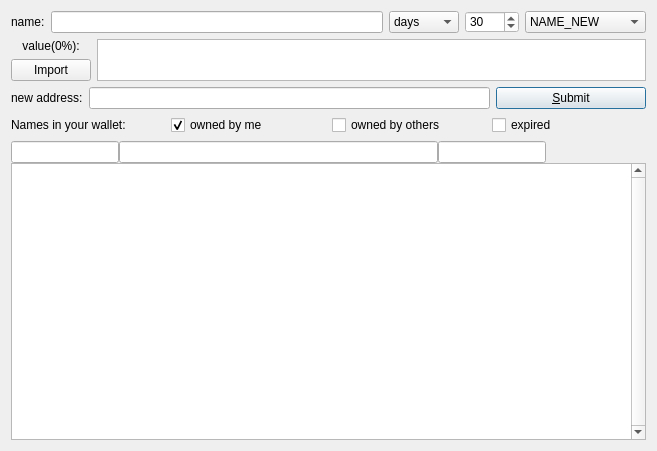
Old version of the form src/qt/forms/dnspage.ui in the repository duality-solutions/Dynamic.
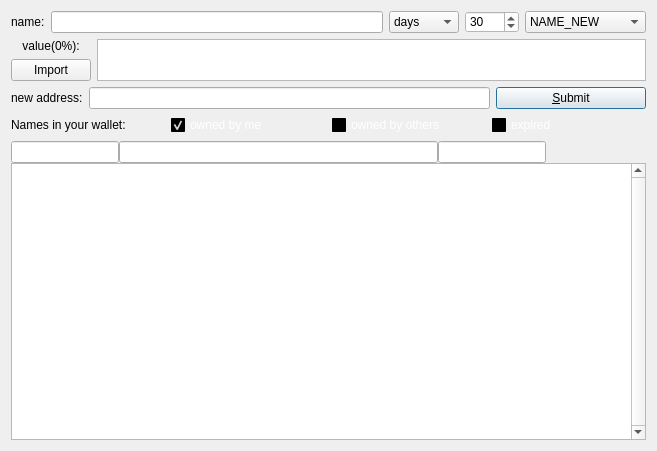
New version of the form. Icons and pictures are not drawn. Custom widgets are drawn as their Qt base class.

Patch:
```diff
--- a/src/qt/forms/dnspage.ui
+++ b/src/qt/forms/dnspage.ui
@@ -246,6 +246,421 @@
      </item>
      <item>
       <widget class="QCheckBox" name="cbMyNames">
+       <property name="palette">
+        <palette>
+         <active>
+          <colorrole role="WindowText">
+           <brush brushstyle="SolidPattern">
+            <color alpha="255">
+             <red>255</red>
+             <green>255</green>
+             <blue>255</blue>
+            </color>
+           </brush>
+          </colorrole>
+          <colorrole role="Button">
+           <brush brushstyle="SolidPattern">
+            <color alpha="255">
+             <red>0</red>
+             <green>0</green>
+             <blue>0</blue>
+            </color>
+           </brush>
+          </colorrole>
+          <colorrole role="Light">
+           <brush brushstyle="SolidPattern">
+            <color alpha="255">
+             <red>0</red>
+             <green>0</green>
+             <blue>0</blue>
+            </color>
+           </brush>
+          </colorrole>
+          <colorrole role="Midlight">
+           <brush brushstyle="SolidPattern">
+            <color alpha="255">
+             <red>0</red>
+             <green>0</green>
+             <blue>0</blue>
+            </color>
+           </brush>
+          </colorrole>
+          <colorrole role="Dark">
+           <brush brushstyle="SolidPattern">
+            <color alpha="255">
+             <red>0</red>
+             <green>0</green>
+             <blue>0</blue>
+            </color>
+           </brush>
+          </colorrole>
+          <colorrole role="Mid">
+           <brush brushstyle="SolidPattern">
+            <color alpha="255">
+             <red>0</red>
+             <green>0</green>
+             <blue>0</blue>
+            </color>
+           </brush>
+          </colorrole>
+          <colorrole role="Text">
+           <brush brushstyle="SolidPattern">
+            <color alpha="255">
+             <red>255</red>
+             <green>255</green>
+             <blue>255</blue>
+            </color>
+           </brush>
+          </colorrole>
+          <colorrole role="BrightText">
+           <brush brushstyle="SolidPattern">
+            <color alpha="255">
+             <red>255</red>
+             <green>255</green>
+             <blue>255</blue>
+            </color>
+           </brush>
+          </colorrole>
+          <colorrole role="ButtonText">
+           <brush brushstyle="SolidPattern">
+            <color alpha="255">
+             <red>255</red>
+             <green>255</green>
+             <blue>255</blue>
+            </color>
+           </brush>
+          </colorrole>
+          <colorrole role="Base">
+           <brush brushstyle="SolidPattern">
+            <color alpha="255">
+             <red>0</red>
+             <green>0</green>
+             <blue>0</blue>
+            </color>
+           </brush>
+          </colorrole>
+          <colorrole role="Window">
+           <brush brushstyle="SolidPattern">
+            <color alpha="255">
+             <red>0</red>
+             <green>0</green>
+             <blue>0</blue>
+            </color>
+           </brush>
+          </colorrole>
+          <colorrole role="Shadow">
+           <brush brushstyle="SolidPattern">
+            <color alpha="255">
+             <red>0</red>
+             <green>0</green>
+             <blue>0</blue>
+            </color>
+           </brush>
+          </colorrole>
+          <colorrole role="AlternateBase">
+           <brush brushstyle="SolidPattern">
+            <color alpha="255">
+             <red>0</red>
+             <green>0</green>
+             <blue>0</blue>
+            </color>
+           </brush>
+          </colorrole>
+          <colorrole role="ToolTipBase">
+           <brush brushstyle="SolidPattern">
+            <color alpha="255">
+             <red>255</red>
+             <green>255</green>
+             <blue>220</blue>
+            </color>
+           </brush>
+          </colorrole>
+          <colorrole role="ToolTipText">
+           <brush brushstyle="SolidPattern">
+            <color alpha="255">
+             <red>0</red>
+             <green>0</green>
+             <blue>0</blue>
+            </color>
+           </brush>
+          </colorrole>
+         </active>
+         <inactive>
+          <colorrole role="WindowText">
+           <brush brushstyle="SolidPattern">
+            <color alpha="255">
+             <red>255</red>
+             <green>255</green>
+             <blue>255</blue>
+            </color>
+           </brush>
+          </colorrole>
+          <colorrole role="Button">
+           <brush brushstyle="SolidPattern">
+            <color alpha="255">
+             <red>0</red>
+             <green>0</green>
+             <blue>0</blue>
+            </color>
+           </brush>
+          </colorrole>
+          <colorrole role="Light">
+           <brush brushstyle="SolidPattern">
+            <color alpha="255">
+             <red>0</red>
+             <green>0</green>
+             <blue>0</blue>
+            </color>
+           </brush>
+          </colorrole>
+          <colorrole role="Midlight">
+           <brush brushstyle="SolidPattern">
+            <color alpha="255">
+             <red>0</red>
+             <green>0</green>
+             <blue>0</blue>
+            </color>
+           </brush>
+          </colorrole>
+          <colorrole role="Dark">
+           <brush brushstyle="SolidPattern">
+            <color alpha="255">
+             <red>0</red>
+             <green>0</green>
+             <blue>0</blue>
+            </color>
+           </brush>
+          </colorrole>
+          <colorrole role="Mid">
+           <brush brushstyle="SolidPattern">
+            <color alpha="255">
+             <red>0</red>
+             <green>0</green>
+             <blue>0</blue>
+            </color>
+           </brush>
+          </colorrole>
+          <colorrole role="Text">
+           <brush brushstyle="SolidPattern">
+            <color alpha="255">
+             <red>255</red>
+             <green>255</green>
+             <blue>255</blue>
+            </color>
+           </brush>
+          </colorrole>
+          <colorrole role="BrightText">
+           <brush brushstyle="SolidPattern">
+            <color alpha="255">
+             <red>255</red>
+             <green>255</green>
+             <blue>255</blue>
+            </color>
+           </brush>
+          </colorrole>
+          <colorrole role="ButtonText">
+           <brush brushstyle="SolidPattern">
+            <color alpha="255">
+             <red>255</red>
+             <green>255</green>
+             <blue>255</blue>
+            </color>
+           </brush>
+          </colorrole>
+          <colorrole role="Base">
+           <brush brushstyle="SolidPattern">
+            <color alpha="255">
+             <red>0</red>
+             <green>0</green>
+             <blue>0</blue>
+            </color>
+           </brush>
+          </colorrole>
+          <colorrole role="Window">
+           <brush brushstyle="SolidPattern">
+            <color alpha="255">
+             <red>0</red>
+             <green>0</green>
+             <blue>0</blue>
+            </color>
+           </brush>
+          </colorrole>
+          <colorrole role="Shadow">
+           <brush brushstyle="SolidPattern">
+            <color alpha="255">
+             <red>0</red>
+             <green>0</green>
+             <blue>0</blue>
+            </color>
+           </brush>
+          </colorrole>
+          <colorrole role="AlternateBase">
+           <brush brushstyle="SolidPattern">
+            <color alpha="255">
+             <red>0</red>
+             <green>0</green>
+             <blue>0</blue>
+            </color>
+           </brush>
+          </colorrole>
+          <colorrole role="ToolTipBase">
+           <brush brushstyle="SolidPattern">
+            <color alpha="255">
+             <red>255</red>
+             <green>255</green>
+             <blue>220</blue>
+            </color>
+           </brush>
+          </colorrole>
+          <colorrole role="ToolTipText">
+           <brush brushstyle="SolidPattern">
+            <color alpha="255">
+             <red>0</red>
+             <green>0</green>
+             <blue>0</blue>
+            </color>
+           </brush>
+          </colorrole>
+         </inactive>
+         <disabled>
+          <colorrole role="WindowText">
+           <brush brushstyle="SolidPattern">
+            <color alpha="255">
+             <red>0</red>
+             <green>0</green>
+             <blue>0</blue>
+            </color>
+           </brush>
+          </colorrole>
+          <colorrole role="Button">
+           <brush brushstyle="SolidPattern">
+            <color alpha="255">
+             <red>0</red>
+             <green>0</green>
+             <blue>0</blue>
+            </color>
+           </brush>
+          </colorrole>
+          <colorrole role="Light">
+           <brush brushstyle="SolidPattern">
+            <color alpha="255">
+             <red>0</red>
+             <green>0</green>
+             <blue>0</blue>
+            </color>
+           </brush>
+          </colorrole>
+          <colorrole role="Midlight">
+           <brush brushstyle="SolidPattern">
+            <color alpha="255">
+             <red>0</red>
+             <green>0</green>
+             <blue>0</blue>
+            </color>
+           </brush>
+          </colorrole>
+          <colorrole role="Dark">
+           <brush brushstyle="SolidPattern">
+            <color alpha="255">
+             <red>0</red>
+             <green>0</green>
+             <blue>0</blue>
+            </color>
+           </brush>
+          </colorrole>
+          <colorrole role="Mid">
+           <brush brushstyle="SolidPattern">
+            <color alpha="255">
+             <red>0</red>
+             <green>0</green>
+             <blue>0</blue>
+            </color>
+           </brush>
+          </colorrole>
+          <colorrole role="Text">
+           <brush brushstyle="SolidPattern">
+            <color alpha="255">
+             <red>0</red>
+             <green>0</green>
+             <blue>0</blue>
+            </color>
+           </brush>
+          </colorrole>
+          <colorrole role="BrightText">
+           <brush brushstyle="SolidPattern">
+            <color alpha="255">
+             <red>255</red>
+             <green>255</green>
+             <blue>255</blue>
+            </color>
+           </brush>
+          </colorrole>
+          <colorrole role="ButtonText">
+           <brush brushstyle="SolidPattern">
+            <color alpha="255">
+             <red>0</red>
+             <green>0</green>
+             <blue>0</blue>
+            </color>
+           </brush>
+          </colorrole>
+          <colorrole role="Base">
+           <brush brushstyle="SolidPattern">
+            <color alpha="255">
+             <red>0</red>
+             <green>0</green>
+             <blue>0</blue>
+            </color>
+           </brush>
+          </colorrole>
+          <colorrole role="Window">
+           <brush brushstyle="SolidPattern">
+            <color alpha="255">
+             <red>0</red>
+             <green>0</green>
+             <blue>0</blue>
+            </color>
+           </brush>
+          </colorrole>
+          <colorrole role="Shadow">
+           <brush brushstyle="SolidPattern">
+            <color alpha="255">
+             <red>0</red>
+             <green>0</green>
+             <blue>0</blue>
+            </color>
+           </brush>
+          </colorrole>
+          <colorrole role="AlternateBase">
+           <brush brushstyle="SolidPattern">
+            <color alpha="255">
+             <red>0</red>
+             <green>0</green>
+             <blue>0</blue>
+            </color>
+           </brush>
+          </colorrole>
+          <colorrole role="ToolTipBase">
+           <brush brushstyle="SolidPattern">
+            <color alpha="255">
+             <red>255</red>
+             <green>255</green>
+             <blue>220</blue>
+            </color>
+           </brush>
+          </colorrole>
+          <colorrole role="ToolTipText">
+           <brush brushstyle="SolidPattern">
+            <color alpha="255">
+             <red>0</red>
+             <green>0</green>
+             <blue>0</blue>
+            </color>
+           </brush>
+          </colorrole>
+         </disabled>
+        </palette>
+       </property>
        <property name="text">
         <string>owned by me</string>
        </property>
@@ -256,6 +671,421 @@
      </item>
      <item>
       <widget class="QCheckBox" name="cbOtherNames">
+       <property name="palette">
+        <palette>
+         <active>
+          <colorrole role="WindowText">
+           <brush brushstyle="SolidPattern">
+            <color alpha="255">
+             <red>255</red>
+             <green>255</green>
+             <blue>255</blue>
+            </color>
+           </brush>
+          </colorrole>
+          <colorrole role="Button">
+           <brush brushstyle="SolidPattern">
+            <color alpha="255">
+             <red>0</red>
+             <green>0</green>
+             <blue>0</blue>
+            </color>
+           </brush>
+          </colorrole>
+          <colorrole role="Light">
+           <brush brushstyle="SolidPattern">
+            <color alpha="255">
+             <red>0</red>
+             <green>0</green>
+             <blue>0</blue>
+            </color>
+           </brush>
+          </colorrole>
+          <colorrole role="Midlight">
+           <brush brushstyle="SolidPattern">
+            <color alpha="255">
+             <red>0</red>
+             <green>0</green>
+             <blue>0</blue>
+            </color>
+           </brush>
+          </colorrole>
+          <colorrole role="Dark">
+           <brush brushstyle="SolidPattern">
+            <color alpha="255">
+             <red>0</red>
+             <green>0</green>
+             <blue>0</blue>
+            </color>
+           </brush>
+          </colorrole>
+          <colorrole role="Mid">
+           <brush brushstyle="SolidPattern">
+            <color alpha="255">
+             <red>0</red>
+             <green>0</green>
+             <blue>0</blue>
+            </color>
+           </brush>
+          </colorrole>
+          <colorrole role="Text">
+           <brush brushstyle="SolidPattern">
+            <color alpha="255">
+             <red>255</red>
+             <green>255</green>
+             <blue>255</blue>
+            </color>
+           </brush>
+          </colorrole>
+          <colorrole role="BrightText">
+           <brush brushstyle="SolidPattern">
+            <color alpha="255">
+             <red>255</red>
+             <green>255</green>
+             <blue>255</blue>
+            </color>
+           </brush>
+          </colorrole>
+          <colorrole role="ButtonText">
+           <brush brushstyle="SolidPattern">
+            <color alpha="255">
+             <red>255</red>
+             <green>255</green>
+             <blue>255</blue>
+            </color>
+           </brush>
+          </colorrole>
+          <colorrole role="Base">
+           <brush brushstyle="SolidPattern">
+            <color alpha="255">
+             <red>0</red>
+             <green>0</green>
+             <blue>0</blue>
+            </color>
+           </brush>
+          </colorrole>
+          <colorrole role="Window">
+           <brush brushstyle="SolidPattern">
+            <color alpha="255">
+             <red>0</red>
+             <green>0</green>
+             <blue>0</blue>
+            </color>
+           </brush>
+          </colorrole>
+          <colorrole role="Shadow">
+           <brush brushstyle="SolidPattern">
+            <color alpha="255">
+             <red>0</red>
+             <green>0</green>
+             <blue>0</blue>
+            </color>
+           </brush>
+          </colorrole>
+          <colorrole role="AlternateBase">
+           <brush brushstyle="SolidPattern">
+            <color alpha="255">
+             <red>0</red>
+             <green>0</green>
+             <blue>0</blue>
+            </color>
+           </brush>
+          </colorrole>
+          <colorrole role="ToolTipBase">
+           <brush brushstyle="SolidPattern">
+            <color alpha="255">
+             <red>255</red>
+             <green>255</green>
+             <blue>220</blue>
+            </color>
+           </brush>
+          </colorrole>
+          <colorrole role="ToolTipText">
+           <brush brushstyle="SolidPattern">
+            <color alpha="255">
+             <red>0</red>
+             <green>0</green>
+             <blue>0</blue>
+            </color>
+           </brush>
+          </colorrole>
+         </active>
+         <inactive>
+          <colorrole role="WindowText">
+           <brush brushstyle="SolidPattern">
+            <color alpha="255">
+             <red>255</red>
+             <green>255</green>
+             <blue>255</blue>
+            </color>
+           </brush>
+          </colorrole>
+          <colorrole role="Button">
+           <brush brushstyle="SolidPattern">
+            <color alpha="255">
+             <red>0</red>
+             <green>0</green>
+             <blue>0</blue>
+            </color>
+           </brush>
+          </colorrole>
+          <colorrole role="Light">
+           <brush brushstyle="SolidPattern">
+            <color alpha="255">
+             <red>0</red>
+             <green>0</green>
+             <blue>0</blue>
+            </color>
+           </brush>
+          </colorrole>
+          <colorrole role="Midlight">
+           <brush brushstyle="SolidPattern">
+            <color alpha="255">
+             <red>0</red>
+             <green>0</green>
+             <blue>0</blue>
+            </color>
+           </brush>
+          </colorrole>
+          <colorrole role="Dark">
+           <brush brushstyle="SolidPattern">
+            <color alpha="255">
+             <red>0</red>
+             <green>0</green>
+             <blue>0</blue>
+            </color>
+           </brush>
+          </colorrole>
+          <colorrole role="Mid">
+           <brush brushstyle="SolidPattern">
+            <color alpha="255">
+             <red>0</red>
+             <green>0</green>
+             <blue>0</blue>
+            </color>
+           </brush>
+          </colorrole>
+          <colorrole role="Text">
+           <brush brushstyle="SolidPattern">
+            <color alpha="255">
+             <red>255</red>
+             <green>255</green>
+             <blue>255</blue>
+            </color>
+           </brush>
+          </colorrole>
+          <colorrole role="BrightText">
+           <brush brushstyle="SolidPattern">
+            <color alpha="255">
+             <red>255</red>
+             <green>255</green>
+             <blue>255</blue>
+            </color>
+           </brush>
+          </colorrole>
+          <colorrole role="ButtonText">
+           <brush brushstyle="SolidPattern">
+            <color alpha="255">
+             <red>255</red>
+             <green>255</green>
+             <blue>255</blue>
+            </color>
+           </brush>
+          </colorrole>
+          <colorrole role="Base">
+           <brush brushstyle="SolidPattern">
+            <color alpha="255">
+             <red>0</red>
+             <green>0</green>
+             <blue>0</blue>
+            </color>
+           </brush>
+          </colorrole>
+          <colorrole role="Window">
+           <brush brushstyle="SolidPattern">
+            <color alpha="255">
+             <red>0</red>
+             <green>0</green>
+             <blue>0</blue>
+            </color>
+           </brush>
+          </colorrole>
+          <colorrole role="Shadow">
+           <brush brushstyle="SolidPattern">
+            <color alpha="255">
+             <red>0</red>
+             <green>0</green>
+             <blue>0</blue>
+            </color>
+           </brush>
+          </colorrole>
+          <colorrole role="AlternateBase">
+           <brush brushstyle="SolidPattern">
+            <color alpha="255">
+             <red>0</red>
+             <green>0</green>
+             <blue>0</blue>
+            </color>
+           </brush>
+          </colorrole>
+          <colorrole role="ToolTipBase">
+           <brush brushstyle="SolidPattern">
+            <color alpha="255">
+             <red>255</red>
+             <green>255</green>
+             <blue>220</blue>
+            </color>
+           </brush>
+          </colorrole>
+          <colorrole role="ToolTipText">
+           <brush brushstyle="SolidPattern">
+            <color alpha="255">
+             <red>0</red>
+             <green>0</green>
+             <blue>0</blue>
+            </color>
+           </brush>
+          </colorrole>
+         </inactive>
+         <disabled>
+          <colorrole role="WindowText">
+           <brush brushstyle="SolidPattern">
+            <color alpha="255">
+             <red>0</red>
+             <green>0</green>
+             <blue>0</blue>
+            </color>
+           </brush>
+          </colorrole>
+          <colorrole role="Button">
+           <brush brushstyle="SolidPattern">
+            <color alpha="255">
+             <red>0</red>
+             <green>0</green>
+             <blue>0</blue>
+            </color>
+           </brush>
+          </colorrole>
+          <colorrole role="Light">
+           <brush brushstyle="SolidPattern">
+            <color alpha="255">
+             <red>0</red>
+             <green>0</green>
+             <blue>0</blue>
+            </color>
+           </brush>
+          </colorrole>
+          <colorrole role="Midlight">
+           <brush brushstyle="SolidPattern">
+            <color alpha="255">
+             <red>0</red>
+             <green>0</green>
+             <blue>0</blue>
+            </color>
+           </brush>
+          </colorrole>
+          <colorrole role="Dark">
+           <brush brushstyle="SolidPattern">
+            <color alpha="255">
+             <red>0</red>
+             <green>0</green>
+             <blue>0</blue>
+            </color>
+           </brush>
+          </colorrole>
+          <colorrole role="Mid">
+           <brush brushstyle="SolidPattern">
+            <color alpha="255">
+             <red>0</red>
+             <green>0</green>
+             <blue>0</blue>
+            </color>
+           </brush>
+          </colorrole>
+          <colorrole role="Text">
+           <brush brushstyle="SolidPattern">
+            <color alpha="255">
+             <red>0</red>
+             <green>0</green>
+             <blue>0</blue>
+            </color>
+           </brush>
+          </colorrole>
+          <colorrole role="BrightText">
+           <brush brushstyle="SolidPattern">
+            <color alpha="255">
+             <red>255</red>
+             <green>255</green>
+             <blue>255</blue>
+            </color>
+           </brush>
+          </colorrole>
+          <colorrole role="ButtonText">
+           <brush brushstyle="SolidPattern">
+            <color alpha="255">
+             <red>0</red>
+             <green>0</green>
+             <blue>0</blue>
+            </color>
+           </brush>
+          </colorrole>
+          <colorrole role="Base">
+           <brush brushstyle="SolidPattern">
+            <color alpha="255">
+             <red>0</red>
+             <green>0</green>
+             <blue>0</blue>
+            </color>
+           </brush>
+          </colorrole>
+          <colorrole role="Window">
+           <brush brushstyle="SolidPattern">
+            <color alpha="255">
+             <red>0</red>
+             <green>0</green>
+             <blue>0</blue>
+            </color>
+           </brush>
+          </colorrole>
+          <colorrole role="Shadow">
+           <brush brushstyle="SolidPattern">
+            <color alpha="255">
+             <red>0</red>
+             <green>0</green>
+             <blue>0</blue>
+            </color>
+           </brush>
+          </colorrole>
+          <colorrole role="AlternateBase">
+           <brush brushstyle="SolidPattern">
+            <color alpha="255">
+             <red>0</red>
+             <green>0</green>
+             <blue>0</blue>
+            </color>
+           </brush>
+          </colorrole>
+          <colorrole role="ToolTipBase">
+           <brush brushstyle="SolidPattern">
+            <color alpha="255">
+             <red>255</red>
+             <green>255</green>
+             <blue>220</blue>
+            </color>
+           </brush>
+          </colorrole>
+          <colorrole role="ToolTipText">
+           <brush brushstyle="SolidPattern">
+            <color alpha="255">
+             <red>0</red>
+             <green>0</green>
+             <blue>0</blue>
+            </color>
+           </brush>
+          </colorrole>
+         </disabled>
+        </palette>
+       </property>
        <property name="text">
         <string>owned by others</string>
        </property>
@@ -263,6 +1093,421 @@
      </item>
      <item>
       <widget class="QCheckBox" name="cbExpired">
+       <property name="palette">
+        <palette>
+         <active>
+          <colorrole role="WindowText">
+           <brush brushstyle="SolidPattern">
+            <color alpha="255">
+             <red>255</red>
+             <green>255</green>
+             <blue>255</blue>
+            </color>
+           </brush>
+          </colorrole>
+          <colorrole role="Button">
+           <brush brushstyle="SolidPattern">
+            <color alpha="255">
+             <red>0</red>
+             <green>0</green>
+             <blue>0</blue>
+            </color>
+           </brush>
+          </colorrole>
+          <colorrole role="Light">
+           <brush brushstyle="SolidPattern">
+            <color alpha="255">
+             <red>0</red>
+             <green>0</green>
+             <blue>0</blue>
+            </color>
+           </brush>
+          </colorrole>
+          <colorrole role="Midlight">
+           <brush brushstyle="SolidPattern">
+            <color alpha="255">
+             <red>0</red>
+             <green>0</green>
+             <blue>0</blue>
+            </color>
+           </brush>
+          </colorrole>
+          <colorrole role="Dark">
+           <brush brushstyle="SolidPattern">
+            <color alpha="255">
+             <red>0</red>
+             <green>0</green>
+             <blue>0</blue>
+            </color>
+           </brush>
+          </colorrole>
+          <colorrole role="Mid">
+           <brush brushstyle="SolidPattern">
+            <color alpha="255">
+             <red>0</red>
+             <green>0</green>
+             <blue>0</blue>
+            </color>
+           </brush>
+          </colorrole>
+          <colorrole role="Text">
+           <brush brushstyle="SolidPattern">
+            <color alpha="255">
+             <red>255</red>
+             <green>255</green>
+             <blue>255</blue>
+            </color>
+           </brush>
+          </colorrole>
+          <colorrole role="BrightText">
+           <brush brushstyle="SolidPattern">
+            <color alpha="255">
+             <red>255</red>
+             <green>255</green>
+             <blue>255</blue>
+            </color>
+           </brush>
+          </colorrole>
+          <colorrole role="ButtonText">
+           <brush brushstyle="SolidPattern">
+            <color alpha="255">
+             <red>255</red>
+             <green>255</green>
+             <blue>255</blue>
+            </color>
+           </brush>
+          </colorrole>
+          <colorrole role="Base">
+           <brush brushstyle="SolidPattern">
+            <color alpha="255">
+             <red>0</red>
+             <green>0</green>
+             <blue>0</blue>
+            </color>
+           </brush>
+          </colorrole>
+          <colorrole role="Window">
+           <brush brushstyle="SolidPattern">
+            <color alpha="255">
+             <red>0</red>
+             <green>0</green>
+             <blue>0</blue>
+            </color>
+           </brush>
+          </colorrole>
+          <colorrole role="Shadow">
+           <brush brushstyle="SolidPattern">
+            <color alpha="255">
+             <red>0</red>
+             <green>0</green>
+             <blue>0</blue>
+            </color>
+           </brush>
+          </colorrole>
+          <colorrole role="AlternateBase">
+           <brush brushstyle="SolidPattern">
+            <color alpha="255">
+             <red>0</red>
+             <green>0</green>
+             <blue>0</blue>
+            </color>
+           </brush>
+          </colorrole>
+          <colorrole role="ToolTipBase">
+           <brush brushstyle="SolidPattern">
+            <color alpha="255">
+             <red>255</red>
+             <green>255</green>
+             <blue>220</blue>
+            </color>
+           </brush>
+          </colorrole>
+          <colorrole role="ToolTipText">
+           <brush brushstyle="SolidPattern">
+            <color alpha="255">
+             <red>0</red>
+             <green>0</green>
+             <blue>0</blue>
+            </color>
+           </brush>
+          </colorrole>
+         </active>
+         <inactive>
+          <colorrole role="WindowText">
+           <brush brushstyle="SolidPattern">
+            <color alpha="255">
+             <red>255</red>
+             <green>255</green>
+             <blue>255</blue>
+            </color>
+           </brush>
+          </colorrole>
+          <colorrole role="Button">
+           <brush brushstyle="SolidPattern">
+            <color alpha="255">
+             <red>0</red>
+             <green>0</green>
+             <blue>0</blue>
+            </color>
+           </brush>
+          </colorrole>
+          <colorrole role="Light">
+           <brush brushstyle="SolidPattern">
+            <color alpha="255">
+             <red>0</red>
+             <green>0</green>
+             <blue>0</blue>
+            </color>
+           </brush>
+          </colorrole>
+          <colorrole role="Midlight">
+           <brush brushstyle="SolidPattern">
+            <color alpha="255">
+             <red>0</red>
+             <green>0</green>
+             <blue>0</blue>
+            </color>
+           </brush>
+          </colorrole>
+          <colorrole role="Dark">
+           <brush brushstyle="SolidPattern">
+            <color alpha="255">
+             <red>0</red>
+             <green>0</green>
+             <blue>0</blue>
+            </color>
+           </brush>
+          </colorrole>
+          <colorrole role="Mid">
+           <brush brushstyle="SolidPattern">
+            <color alpha="255">
+             <red>0</red>
+             <green>0</green>
+             <blue>0</blue>
+            </color>
+           </brush>
+          </colorrole>
+          <colorrole role="Text">
+           <brush brushstyle="SolidPattern">
+            <color alpha="255">
+             <red>255</red>
+             <green>255</green>
+             <blue>255</blue>
+            </color>
+           </brush>
+          </colorrole>
+          <colorrole role="BrightText">
+           <brush brushstyle="SolidPattern">
+            <color alpha="255">
+             <red>255</red>
+             <green>255</green>
+             <blue>255</blue>
+            </color>
+           </brush>
+          </colorrole>
+          <colorrole role="ButtonText">
+           <brush brushstyle="SolidPattern">
+            <color alpha="255">
+             <red>255</red>
+             <green>255</green>
+             <blue>255</blue>
+            </color>
+           </brush>
+          </colorrole>
+          <colorrole role="Base">
+           <brush brushstyle="SolidPattern">
+            <color alpha="255">
+             <red>0</red>
+             <green>0</green>
+             <blue>0</blue>
+            </color>
+           </brush>
+          </colorrole>
+          <colorrole role="Window">
+           <brush brushstyle="SolidPattern">
+            <color alpha="255">
+             <red>0</red>
+             <green>0</green>
+             <blue>0</blue>
+            </color>
+           </brush>
+          </colorrole>
+          <colorrole role="Shadow">
+           <brush brushstyle="SolidPattern">
+            <color alpha="255">
+             <red>0</red>
+             <green>0</green>
+             <blue>0</blue>
+            </color>
+           </brush>
+          </colorrole>
+          <colorrole role="AlternateBase">
+           <brush brushstyle="SolidPattern">
+            <color alpha="255">
+             <red>0</red>
+             <green>0</green>
+             <blue>0</blue>
+            </color>
+           </brush>
+          </colorrole>
+          <colorrole role="ToolTipBase">
+           <brush brushstyle="SolidPattern">
+            <color alpha="255">
+             <red>255</red>
+             <green>255</green>
+             <blue>220</blue>
+            </color>
+           </brush>
+          </colorrole>
+          <colorrole role="ToolTipText">
+           <brush brushstyle="SolidPattern">
+            <color alpha="255">
+             <red>0</red>
+             <green>0</green>
+             <blue>0</blue>
+            </color>
+           </brush>
+          </colorrole>
+         </inactive>
+         <disabled>
+          <colorrole role="WindowText">
+           <brush brushstyle="SolidPattern">
+            <color alpha="255">
+             <red>0</red>
+             <green>0</green>
+             <blue>0</blue>
+            </color>
+           </brush>
+          </colorrole>
+          <colorrole role="Button">
+           <brush brushstyle="SolidPattern">
+            <color alpha="255">
+             <red>0</red>
+             <green>0</green>
+             <blue>0</blue>
+            </color>
+           </brush>
+          </colorrole>
+          <colorrole role="Light">
+           <brush brushstyle="SolidPattern">
+            <color alpha="255">
+             <red>0</red>
+             <green>0</green>
+             <blue>0</blue>
+            </color>
+           </brush>
+          </colorrole>
+          <colorrole role="Midlight">
+           <brush brushstyle="SolidPattern">
+            <color alpha="255">
+             <red>0</red>
+             <green>0</green>
+             <blue>0</blue>
+            </color>
+           </brush>
+          </colorrole>
+          <colorrole role="Dark">
+           <brush brushstyle="SolidPattern">
+            <color alpha="255">
+             <red>0</red>
+             <green>0</green>
+             <blue>0</blue>
+            </color>
+           </brush>
+          </colorrole>
+          <colorrole role="Mid">
+           <brush brushstyle="SolidPattern">
+            <color alpha="255">
+             <red>0</red>
+             <green>0</green>
+             <blue>0</blue>
+            </color>
+           </brush>
+          </colorrole>
+          <colorrole role="Text">
+           <brush brushstyle="SolidPattern">
+            <color alpha="255">
+             <red>0</red>
+             <green>0</green>
+             <blue>0</blue>
+            </color>
+           </brush>
+          </colorrole>
+          <colorrole role="BrightText">
+           <brush brushstyle="SolidPattern">
+            <color alpha="255">
+             <red>255</red>
+             <green>255</green>
+             <blue>255</blue>
+            </color>
+           </brush>
+          </colorrole>
+          <colorrole role="ButtonText">
+           <brush brushstyle="SolidPattern">
+            <color alpha="255">
+             <red>0</red>
+             <green>0</green>
+             <blue>0</blue>
+            </color>
+           </brush>
+          </colorrole>
+          <colorrole role="Base">
+           <brush brushstyle="SolidPattern">
+            <color alpha="255">
+             <red>0</red>
+             <green>0</green>
+             <blue>0</blue>
+            </color>
+           </brush>
+          </colorrole>
+          <colorrole role="Window">
+           <brush brushstyle="SolidPattern">
+            <color alpha="255">
+             <red>0</red>
+             <green>0</green>
+             <blue>0</blue>
+            </color>
+           </brush>
+          </colorrole>
+          <colorrole role="Shadow">
+           <brush brushstyle="SolidPattern">
+            <color alpha="255">
+             <red>0</red>
+             <green>0</green>
+             <blue>0</blue>
+            </color>
+           </brush>
+          </colorrole>
+          <colorrole role="AlternateBase">
+           <brush brushstyle="SolidPattern">
+            <color alpha="255">
+             <red>0</red>
+             <green>0</green>
+             <blue>0</blue>
+            </color>
+           </brush>
+          </colorrole>
+          <colorrole role="ToolTipBase">
+           <brush brushstyle="SolidPattern">
+            <color alpha="255">
+             <red>255</red>
+             <green>255</green>
+             <blue>220</blue>
+            </color>
+           </brush>
+          </colorrole>
+          <colorrole role="ToolTipText">
+           <brush brushstyle="SolidPattern">
+            <color alpha="255">
+             <red>0</red>
+             <green>0</green>
+             <blue>0</blue>
+            </color>
+           </brush>
+          </colorrole>
+         </disabled>
+        </palette>
+       </property>
        <property name="text">
         <string>expired</string>
        </property>
```
Left out of the diff: 2 changed lines with no effect on the pictures.
